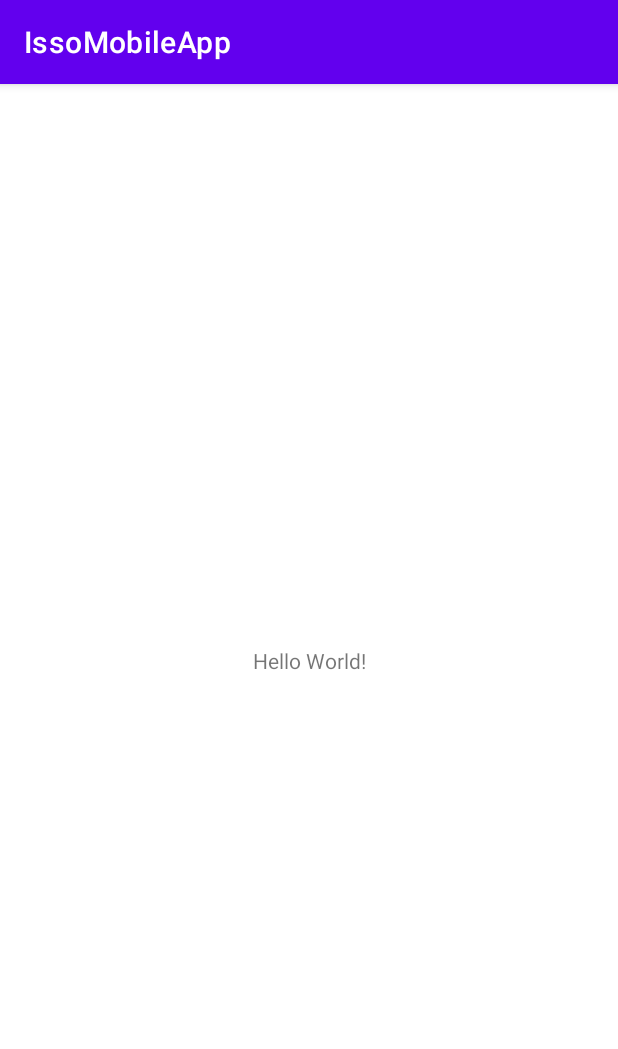
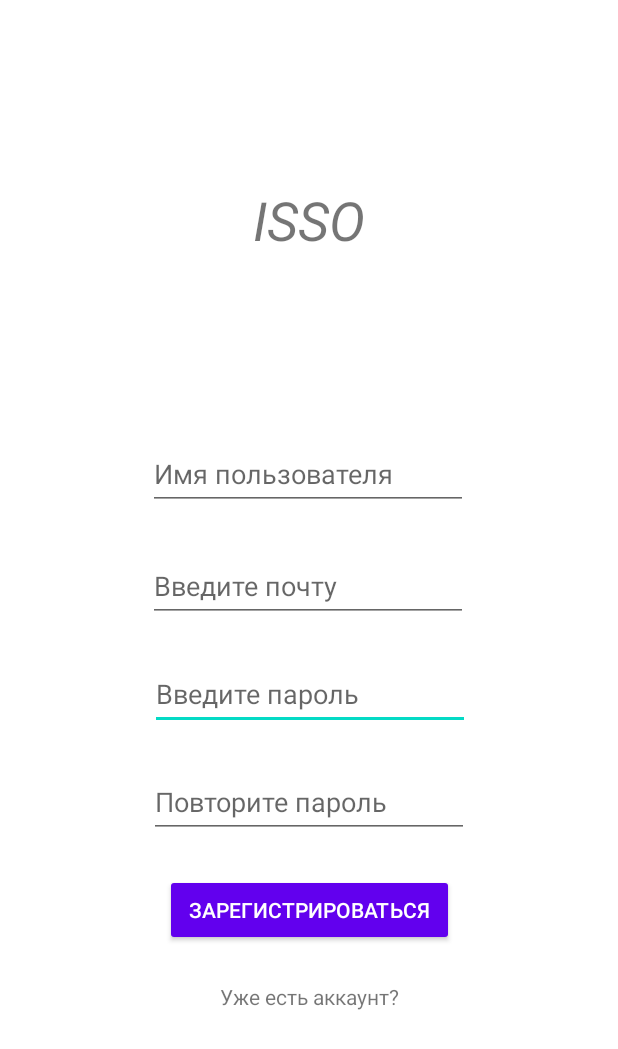
Before and after one commit to TalGhar/IssoMobileApp, an Android app: the screen it shows after launch (MainActivity before the commit, SignUpActivity after it), on a phone screen of 412 x 824 dp. Shown: the top 1049 px of the screen. Run offline under Robolectric (Android 15) with nearby library versions, the phone set to English and light mode, and no system bars; libraries missing offline, so code that uses them is left out: com.parse; 1 statement that could not run was skipped.

```diff
--- /dev/null
+++ b/app/src/main/java/com/example/issomobileapp/SignUpActivity.kt
@@ -0,0 +1,188 @@
+package com.example.issomobileapp
+
+import android.content.Context
+import android.content.Intent
+import android.os.Bundle
+import android.os.Handler
+import android.provider.ContactsContract.CommonDataKinds.Email
+import android.text.TextUtils
+import android.util.Patterns
+import android.view.MotionEvent
+import android.view.View
+import android.view.Window
+import android.view.WindowManager
+import android.view.animation.AnimationUtils
+import android.view.inputmethod.InputMethodManager
+import android.widget.Button
+import android.widget.EditText
+import android.widget.TextView
+import android.widget.Toast
+import androidx.appcompat.app.AppCompatActivity
+
+import com.parse.Parse;
+import com.parse.ParseException;
+import com.parse.ParseUser;
+import com.parse.SignUpCallback;
+
+class SignUpActivity : AppCompatActivity() {
+
+    //region Private Properties
+    private lateinit var email: EditText
+    private lateinit var password: EditText
+    private lateinit var repeatPassword: EditText
+    private lateinit var username: EditText
+
+    private lateinit var signUpButton: Button
+    private lateinit var alreadyHaveButton: TextView
+
+    private lateinit var emailError: TextView
+    private lateinit var passwordError: TextView
+    private lateinit var repeatPasswordError: TextView
+    private lateinit var usernameError: TextView
+    //endregion
+
+    //region Override Functions
+    override fun onCreate(savedInstanceState: Bundle?) {
+        super.onCreate(savedInstanceState)
+        supportRequestWindowFeature(Window.FEATURE_NO_TITLE)
+
+        setContentView(R.layout.activity_sign_up)
+
+        email = findViewById(R.id.editTextEmail)
+        password = findViewById(R.id.editTextPassword)
+        repeatPassword = findViewById(R.id.editTextRepeatPassword)
+        username = findViewById(R.id.editTextUsername)
+
+        signUpButton = findViewById(R.id.signUpButton)
+        alreadyHaveButton = findViewById(R.id.alreadyhave)
+
+        emailError = findViewById(R.id.emailError)
+        passwordError = findViewById(R.id.passwordError)
+        repeatPasswordError = findViewById(R.id.repeatPasswordError)
+        usernameError = findViewById(R.id.usernameError)
+
+        signUpButton.setOnClickListener {
+            signUp(email.text.toString(), password.text.toString(), repeatPassword.text.toString(), username.text.toString())
+
+        }
+
+        alreadyHaveButton.setOnClickListener {
+            alreadyHave()
+        }
+    }
+
+    override fun dispatchTouchEvent(ev: MotionEvent?): Boolean {
+        if (ev != null) {
+            if (ev.action == MotionEvent.ACTION_DOWN) hideKeyBoard()
+        }
+        return super.dispatchTouchEvent(ev)
+    }
+    //endregion
+
+    //region Private Functions
+    private fun hideKeyBoard() {
+        val inputManager = getSystemService(Context.INPUT_METHOD_SERVICE) as InputMethodManager
+        inputManager.hideSoftInputFromWindow(window.decorView.windowToken, 0)
+    }
+
+    private fun signUp(email: String, password: String, repeatPassword: String, username: String) {
+
+        val user = ParseUser()
+
+        if (validate(this.emailError, this.passwordError, this.repeatPasswordError, this.usernameError, email, password, repeatPassword, username)) {
+            user.email = email
+            user.username = username
+            user.setPassword(password)
+            user.signUpInBackground(SignUpCallback {
+                if (it == null) {
+                    val intent = Intent(this, MainActivity::class.java)
+                    startActivity(intent)
+                } else {
+                    ParseUser.logOut()
+                    Toast.makeText(this, it.message, Toast.LENGTH_SHORT).show()
+                }
+            })
+        }
+
+    }
+
+    private fun alreadyHave() {
+        val intent = Intent(this, SignInActivity::class.java)
+        startActivity(intent)
+    }
+
+    private fun isValidEmail(email: String): Boolean {
+        return !TextUtils.isEmpty(email) && Patterns.EMAIL_ADDRESS.matcher(email).matches()
+    }
+
+    private fun isValidUsername(username: String): Boolean {
+        return !TextUtils.isEmpty(username) && username.length > 6
+    }
+
+    private fun isValidPassword(password: String): Boolean {
+
+        if (password.length < 8) return false
+        if (password.firstOrNull { it.isDigit() } == null) return false
+        if (password.filter { it.isLetter() }.firstOrNull { it.isUpperCase() } == null) return false
+        if (password.filter { it.isLetter() }.firstOrNull { it.isLowerCase() } == null) return false
+        if (password.firstOrNull { !it.isLetterOrDigit() } == null) return false
+
+        return true
+    }
+
+
+    private fun validate(emailError: TextView, passwordError: TextView, repeatPasswordError: TextView, usernameError: TextView, email: String, password: String, repeatPassword: String, username: String): Boolean {
+
+        val fadeIn = AnimationUtils.loadAnimation(this, R.anim.fade_in)
+        val fadeOut = AnimationUtils.loadAnimation(this, R.anim.fade_out)
+
+        if (!isValidEmail(email)) {
+            emailError.text = getString(R.string.email_error)
+            emailError.startAnimation(fadeIn)
+            emailError.setTextColor(resources.getColor(R.color.teal_700))
+        } else {
+            emailError.startAnimation(fadeOut)
+            Handler().postDelayed({
+                emailError.text = ""
+            }, 600)
+        }
+
+        if (!isValidPassword(password)) {
+            passwordError.text = getString(R.string.password_error)
+            passwordError.startAnimation(fadeIn)
+            passwordError.setTextColor(resources.getColor(R.color.teal_700))
+        } else {
+            passwordError.startAnimation(fadeOut)
+            Handler().postDelayed({
+                passwordError.text = ""
+            }, 600)
+        }
+
+        if (password != repeatPassword) {
+            repeatPasswordError.text = getString(R.string.repeat_password_error)
+            repeatPasswordError.startAnimation(fadeIn)
+            repeatPasswordError.setTextColor(resources.getColor(R.color.teal_700))
+        } else {
+            repeatPasswordError.startAnimation(fadeOut)
+            Handler().postDelayed({
+                repeatPasswordError.text = ""
+            }, 600)
+        }
+
+        if (!isValidUsername(username)) {
+            usernameError.text = getString(R.string.username_error)
+            usernameError.startAnimation(fadeIn)
+            usernameError.setTextColor(resources.getColor(R.color.teal_700))
+        } else {
+            usernameError.startAnimation(fadeOut)
+            Handler().postDelayed({
+                usernameError.text = ""
+            }, 600)
+        }
+
+        return isValidEmail(email) && isValidPassword(password) && password == repeatPassword && isValidUsername(username)
+    }
+    //endregion
+
+
+}
--- /dev/null
+++ b/app/src/main/res/layout/activity_sign_up.xml
@@ -0,0 +1,143 @@
+<?xml version="1.0" encoding="utf-8"?>
+<androidx.constraintlayout.widget.ConstraintLayout xmlns:android="http://schemas.android.com/apk/res/android"
+    xmlns:app="http://schemas.android.com/apk/res-auto"
+    xmlns:tools="http://schemas.android.com/tools"
+    android:layout_width="match_parent"
+    android:layout_height="match_parent"
+    tools:context=".SignUpActivity">
+
+    <TextView
+        android:id="@+id/usernameError"
+        android:layout_width="wrap_content"
+        android:layout_height="wrap_content"
+        app:layout_constraintEnd_toEndOf="parent"
+        app:layout_constraintHorizontal_bias="0.501"
+        app:layout_constraintStart_toStartOf="parent"
+        app:layout_constraintTop_toBottomOf="@+id/editTextUsername" />
+
+    <TextView
+        android:id="@+id/repeatPasswordError"
+        android:layout_width="wrap_content"
+        android:layout_height="wrap_content"
+        app:layout_constraintEnd_toEndOf="parent"
+        app:layout_constraintHorizontal_bias="0.498"
+        app:layout_constraintStart_toStartOf="parent"
+        app:layout_constraintTop_toBottomOf="@+id/editTextRepeatPassword" />
+
+    <TextView
+        android:id="@+id/passwordError"
+        android:layout_width="wrap_content"
+        android:layout_height="wrap_content"
+        app:layout_constraintEnd_toEndOf="parent"
+        app:layout_constraintHorizontal_bias="0.501"
+        app:layout_constraintStart_toStartOf="parent"
+        app:layout_constraintTop_toBottomOf="@+id/editTextPassword" />
+
+    <EditText
+        android:id="@+id/editTextPassword"
+        android:layout_width="wrap_content"
+        android:layout_height="wrap_content"
+        android:layout_marginTop="24dp"
+        android:autofillHints=""
+        android:ems="10"
+        android:focusable="true"
+        android:focusableInTouchMode="true"
+        android:hint="@string/enter_password"
+        android:inputType="textPassword"
+        android:minHeight="48dp"
+        app:layout_constraintEnd_toEndOf="parent"
+        app:layout_constraintHorizontal_bias="0.502"
+        app:layout_constraintStart_toStartOf="parent"
+        app:layout_constraintTop_toBottomOf="@+id/editTextEmail" />
+
+    <EditText
+        android:id="@+id/editTextRepeatPassword"
+        android:layout_width="wrap_content"
+        android:layout_height="wrap_content"
+        android:layout_marginTop="24dp"
+        android:autofillHints=""
+        android:ems="10"
+        android:focusable="true"
+        android:focusableInTouchMode="true"
+        android:hint="@string/repeat_password"
+        android:inputType="textPassword"
+        android:minHeight="48dp"
+        app:layout_constraintEnd_toEndOf="parent"
+        app:layout_constraintStart_toStartOf="parent"
+        app:layout_constraintTop_toBottomOf="@+id/editTextPassword" />
+
+    <EditText
+        android:id="@+id/editTextEmail"
+        android:layout_width="wrap_content"
+        android:layout_height="wrap_content"
+        android:autofillHints=""
+        android:ems="10"
+        android:focusable="true"
+        android:focusableInTouchMode="true"
+        android:hint="@string/enter_email"
+        android:inputType="textEmailAddress"
+        android:minHeight="48dp"
+        app:layout_constraintBottom_toBottomOf="parent"
+        app:layout_constraintEnd_toEndOf="parent"
+        app:layout_constraintHorizontal_bias="0.497"
+        app:layout_constraintStart_toStartOf="parent"
+        app:layout_constraintTop_toBottomOf="@+id/editTextUsername"
+        app:layout_constraintVertical_bias="0.061" />
+
+    <Button
+        android:id="@+id/signUpButton"
+        style="@style/Widget.AppCompat.Button"
+        android:layout_width="wrap_content"
+        android:layout_height="wrap_content"
+        android:layout_marginTop="24dp"
+        android:text="@string/sign_up_button"
+        app:layout_constraintEnd_toEndOf="parent"
+        app:layout_constraintStart_toStartOf="parent"
+        app:layout_constraintTop_toBottomOf="@+id/editTextRepeatPassword" />
+
+    <TextView
+        android:id="@+id/alreadyhave"
+        android:layout_width="wrap_content"
+        android:layout_height="wrap_content"
+        android:layout_marginTop="24dp"
+        android:text="@string/already_have_account"
+        app:layout_constraintEnd_toEndOf="parent"
+        app:layout_constraintStart_toStartOf="parent"
+        app:layout_constraintTop_toBottomOf="@+id/signUpButton" />
+
+    <TextView
+        android:id="@+id/companyName"
+        android:layout_width="wrap_content"
+        android:layout_height="wrap_content"
+        android:text="@string/company_name"
+        android:textSize="36sp"
+        android:textStyle="italic"
+        app:layout_constraintBottom_toTopOf="@+id/editTextUsername"
+        app:layout_constraintEnd_toEndOf="parent"
+        app:layout_constraintStart_toStartOf="parent"
+        app:layout_constraintTop_toTopOf="parent" />
+
+    <TextView
+        android:id="@+id/emailError"
+        android:layout_width="wrap_content"
+        android:layout_height="wrap_content"
+        app:layout_constraintEnd_toEndOf="parent"
+        app:layout_constraintStart_toStartOf="parent"
+        app:layout_constraintTop_toBottomOf="@+id/editTextEmail" />
+
+    <EditText
+        android:id="@+id/editTextUsername"
+        android:layout_width="wrap_content"
+        android:layout_height="wrap_content"
+        android:autofillHints=""
+        android:ems="10"
+        android:hint="@string/username"
+        android:inputType="textPersonName"
+        android:minHeight="48dp"
+        app:layout_constraintBottom_toBottomOf="parent"
+        app:layout_constraintEnd_toEndOf="parent"
+        app:layout_constraintHorizontal_bias="0.497"
+        app:layout_constraintStart_toStartOf="parent"
+        app:layout_constraintTop_toTopOf="parent"
+        app:layout_constraintVertical_bias="0.376" />
+</androidx.constraintlayout.widget.ConstraintLayout>
--- a/app/src/main/res/values/strings.xml
+++ b/app/src/main/res/values/strings.xml
@@ -5,5 +5,16 @@
     <string name="back4app_server_url">https://parseapi.back4app.com/</string>
     <string name="back4app_app_id">FNSnx94x7yrJpMKbhPjPTeRp71kBMXviAxsF2vzQ</string>
     <string name="back4app_client_key">rqS3E51Sx4mJjR4ggxqRzqu8huS1rKLNIDbCfucn</string>
+    <string name="enter_password">Введите пароль</string>
+    <string name="repeat_password">Повторите пароль</string>
+    <string name="enter_email">Введите почту</string>
+    <string name="sign_up_button">Зарегистрироваться</string>
+    <string name="already_have_account">Уже есть аккаунт?</string>
+    <string name="company_name">ISSO</string>
+    <string name="email_error">Почта введена неверно</string>
+    <string name="password_error">Пароль введён неверно</string>
+    <string name="repeat_password_error">Пароли не совпадают</string>
+    <string name="username_error">Неверное имя пользователя</string>
+    <string name="username">Имя пользователя</string>
 
 </resources>
```
Also changed, not shown: app/src/main/AndroidManifest.xml (+28 -24 lines), app/src/main/java/com/example/issomobileapp/SignInActivity.kt (added, +11 -0 lines), app/src/main/res/anim/fade_in.xml (added, +8 -0 lines), app/src/main/res/anim/fade_out.xml (added, +8 -0 lines), app/src/main/res/layout/activity_sign_in.xml (added, +9 -0 lines).
